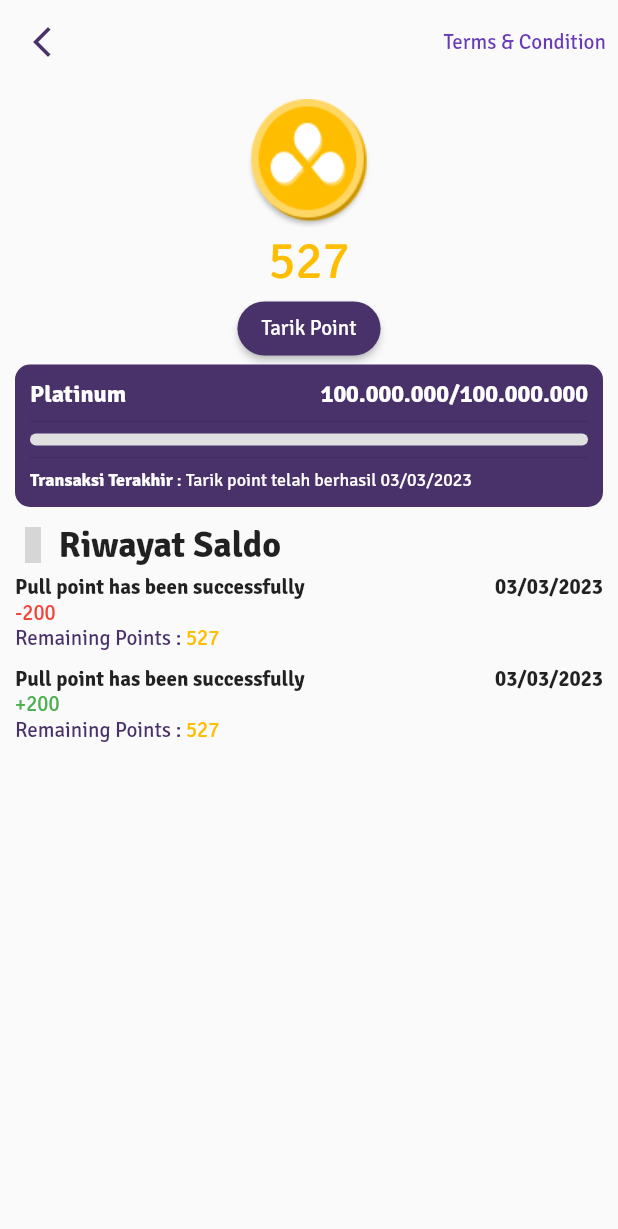
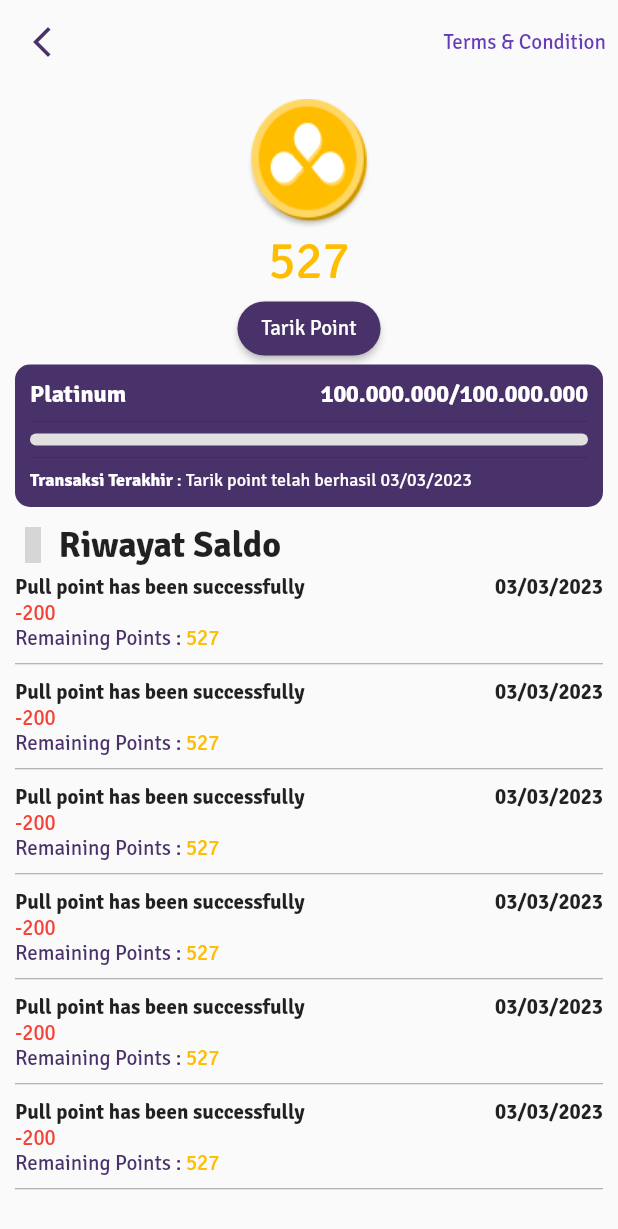
Before and after one commit to alifzr31/TriwarnaMember-Apps, a Flutter app: the PointPage screen opened by its route, on a phone screen of 412 x 824 dp. Shown: the top 1229 px of the screen. Run offline on Flutter 3.47's test engine with Material 2 defaults, Android fonts, the phone set to English and light mode, and no system bars; our stand-ins replace awesome_snackbar_content, card_swiper, custom_navigation_bar, flutter_custom_clippers, flutter_spinkit, get and 4 more; missing offline and left inert: maps_launcher; accounts and stored records are empty; grey boxes are pictures that could not be loaded.

Commit message:
first commit

```diff
--- a/lib/app/modules/point/tarik_point/view.dart
+++ b/lib/app/modules/point/tarik_point/view.dart
@@ -24,6 +24,7 @@ class TarikPointPage extends StatelessWidget {
               '*The number of Coins cannot be less than 50',
               style: TextStyle(color: Colors.red),
             ),
+            const SizedBox(height: 10),
             FormTarik(),
           ],
         ),
--- a/lib/app/modules/point/view.dart
+++ b/lib/app/modules/point/view.dart
@@ -188,9 +188,11 @@ class HistorySaldo extends StatelessWidget {
           ),
           const SizedBox(height: 5),
           Expanded(
-            child: ListView(
-              children: [
-                Card(
+            child: ListView.builder(
+              physics: const ClampingScrollPhysics(),
+              itemCount: 6,
+              itemBuilder: (context, index) {
+                return Card(
                   color: Colors.transparent,
                   margin: const EdgeInsets.only(bottom: 10),
                   elevation: 0,
@@ -217,42 +219,16 @@ class HistorySaldo extends StatelessWidget {
                               style: TextStyle(color: baseColor)),
                           PointText(text: ' 527'),
                         ],
+                      ),
+                      const SizedBox(height: 8),
+                      const Divider(
+                        height: 1,
+                        color: Colors.grey,
                       )
                     ],
                   ),
-                ),
-                Card(
-                  color: Colors.transparent,
-                  margin: const EdgeInsets.only(bottom: 10),
-                  elevation: 0,
-                  child: Column(
-                    crossAxisAlignment: CrossAxisAlignment.start,
-                    children: [
-                      Row(
-                        mainAxisAlignment: MainAxisAlignment.spaceBetween,
-                        children: [
-                          const Text('Pull point has been successfully',
-                              style: TextStyle(fontWeight: FontWeight.bold)),
-                          Text('03/03/2023',
-                              style:
-                                  const TextStyle(fontWeight: FontWeight.bold)),
-                        ],
-                      ),
-                      Text(
-                        '+200',
-                        style: const TextStyle(color: Colors.green),
-                      ),
-                      Row(
-                        children: [
-                          const Text('Remaining Points :',
-                              style: TextStyle(color: baseColor)),
-                          PointText(text: ' 527'),
-                        ],
-                      )
-                    ],
-                  ),
-                ),
-              ],
+                );
+              },
             ),
           ),
         ],
```
